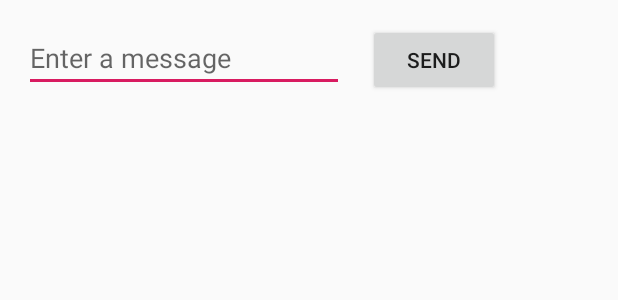
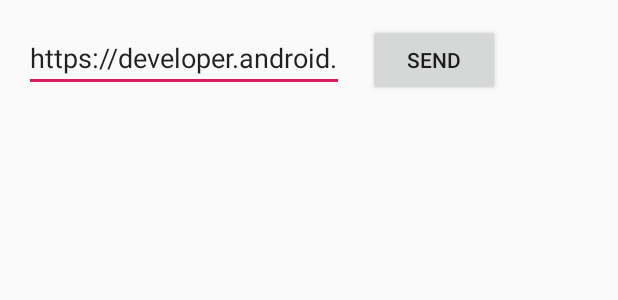
Before and after one commit to DoubleDD/startKotlin, an Android app: the layout activity_main.xml on its own in the app's theme, with its tools: preview values and no code run, on a phone screen of 412 x 824 dp. Shown: the top 300 px of the screen. Run offline under Robolectric (Android 15) with nearby library versions, the phone set to English and light mode, and no system bars.

Commit message:
add value

```diff
--- a/app/src/main/res/layout/activity_main.xml
+++ b/app/src/main/res/layout/activity_main.xml
@@ -16,6 +16,7 @@
         android:ems="10"
         android:hint="@string/edit_message"
         android:inputType="textPersonName"
+        android:text="@string/url"
         app:layout_constraintStart_toStartOf="parent"
         app:layout_constraintTop_toTopOf="parent" />
 
@@ -28,4 +29,5 @@
         android:text="@string/button_send"
         app:layout_constraintBaseline_toBaselineOf="@+id/editText"
         app:layout_constraintStart_toEndOf="@+id/editText" />
+
 </androidx.constraintlayout.widget.ConstraintLayout>
--- a/app/src/main/res/values/strings.xml
+++ b/app/src/main/res/values/strings.xml
@@ -6,4 +6,5 @@
     <string name="click">点击</string>
     <string name="edit_message">Enter a message</string>
     <string name="button_send">send</string>
+    <string name="url">https://developer.android.google.cn/training/basics/firstapp/building-ui</string>
 </resources>
```
